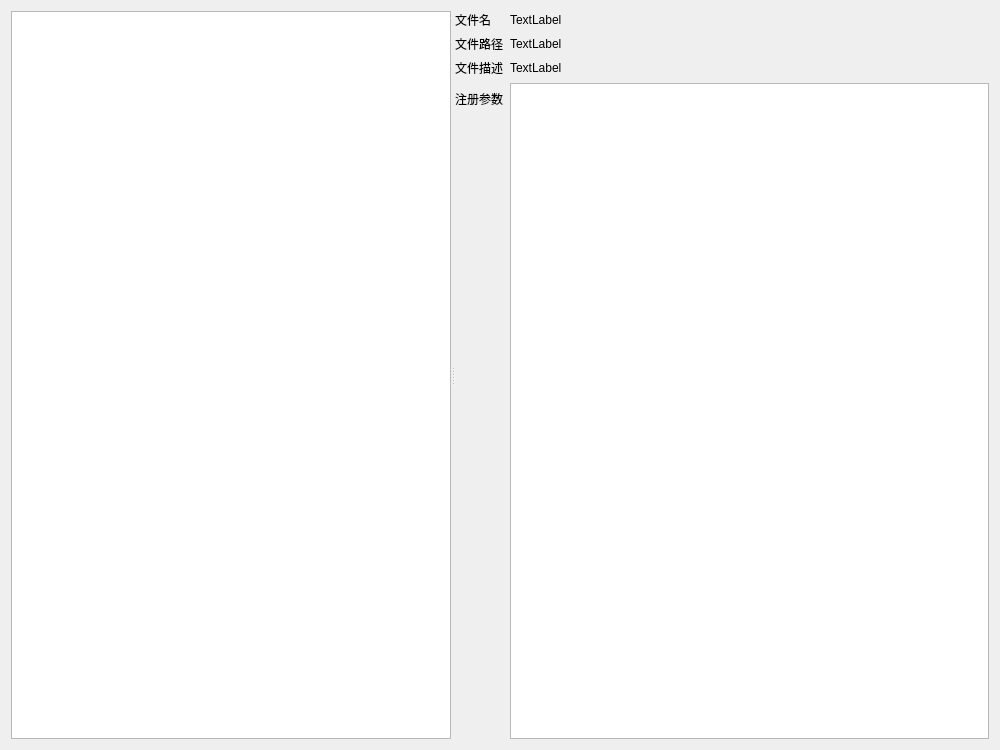
Qt form PageUI/registerDialog.ui (lxambulance/CoLoRagent) before a commit.
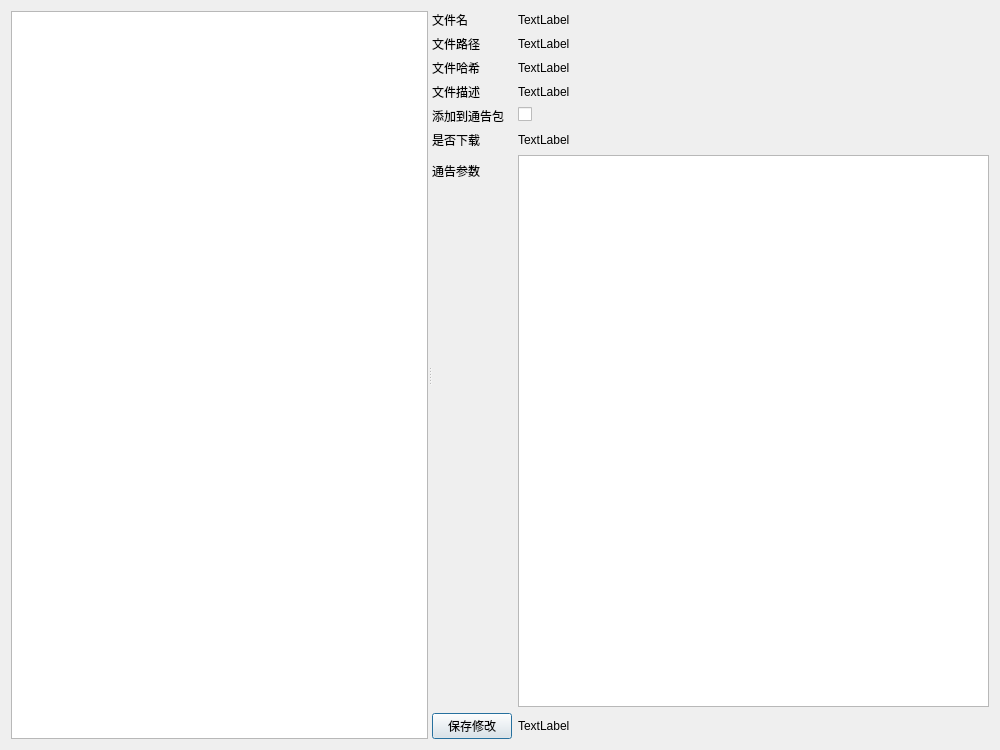
The same form after that commit. Custom widgets are drawn as their Qt base class.

```diff
--- a/PageUI/registerDialog.ui
+++ b/PageUI/registerDialog.ui
@@ -23,21 +23,14 @@
      <widget class="QWidget" name="layoutWidget">
       <layout class="QFormLayout" name="formLayout">
        <item row="0" column="0">
-        <widget class="QLabel" name="label_2">
+        <widget class="QLabel" name="label_1">
          <property name="text">
           <string>文件名</string>
          </property>
         </widget>
        </item>
-       <item row="0" column="1">
-        <widget class="QLabel" name="fileName">
-         <property name="text">
-          <string>TextLabel</string>
-         </property>
-        </widget>
-       </item>
        <item row="1" column="0">
-        <widget class="QLabel" name="label">
+        <widget class="QLabel" name="label_2">
          <property name="text">
           <string>文件路径</string>
          </property>
@@ -53,12 +46,12 @@
        <item row="2" column="0">
         <widget class="QLabel" name="label_3">
          <property name="text">
-          <string>文件描述</string>
+          <string>文件哈希</string>
          </property>
         </widget>
        </item>
        <item row="2" column="1">
-        <widget class="QLabel" name="fileAddtion">
+        <widget class="QLabel" name="fileHash">
          <property name="text">
           <string>TextLabel</string>
          </property>
@@ -67,17 +60,83 @@
        <item row="3" column="0">
         <widget class="QLabel" name="label_4">
          <property name="text">
-          <string>注册参数</string>
+          <string>文件描述</string>
          </property>
         </widget>
        </item>
        <item row="3" column="1">
+        <widget class="QLabel" name="fileAddtion">
+         <property name="text">
+          <string>TextLabel</string>
+         </property>
+        </widget>
+       </item>
+       <item row="4" column="0">
+        <widget class="QLabel" name="label_5">
+         <property name="text">
+          <string>添加到通告包</string>
+         </property>
+        </widget>
+       </item>
+       <item row="4" column="1">
+        <widget class="QCheckBox" name="needReg">
+         <property name="text">
+          <string/>
+         </property>
+        </widget>
+       </item>
+       <item row="5" column="0">
+        <widget class="QLabel" name="label_6">
+         <property name="text">
+          <string>是否下载</string>
+         </property>
+        </widget>
+       </item>
+       <item row="5" column="1">
+        <widget class="QLabel" name="isDow">
+         <property name="text">
+          <string>TextLabel</string>
+         </property>
+        </widget>
+       </item>
+       <item row="6" column="0">
+        <widget class="QLabel" name="label_7">
+         <property name="text">
+          <string>通告参数</string>
+         </property>
+         <property name="buddy">
+          <cstring>regArgs</cstring>
+         </property>
+        </widget>
+       </item>
+       <item row="6" column="1">
         <widget class="QTextEdit" name="regArgs">
          <property name="readOnly">
           <bool>true</bool>
          </property>
         </widget>
        </item>
+       <item row="7" column="0">
+        <widget class="QPushButton" name="saveButton">
+         <property name="text">
+          <string>保存修改</string>
+         </property>
+        </widget>
+       </item>
+       <item row="7" column="1">
+        <widget class="QLabel" name="showSave">
+         <property name="text">
+          <string>TextLabel</string>
+         </property>
+        </widget>
+       </item>
+       <item row="0" column="1">
+        <widget class="QLabel" name="fileName">
+         <property name="text">
+          <string>TextLabel</string>
+         </property>
+        </widget>
+       </item>
       </layout>
      </widget>
     </widget>
```
Left out of the diff: 4 changed lines with no effect on the pictures.
